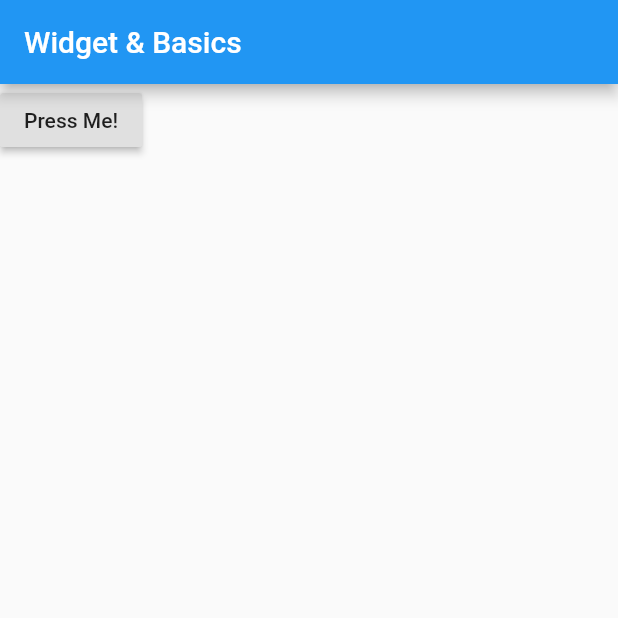
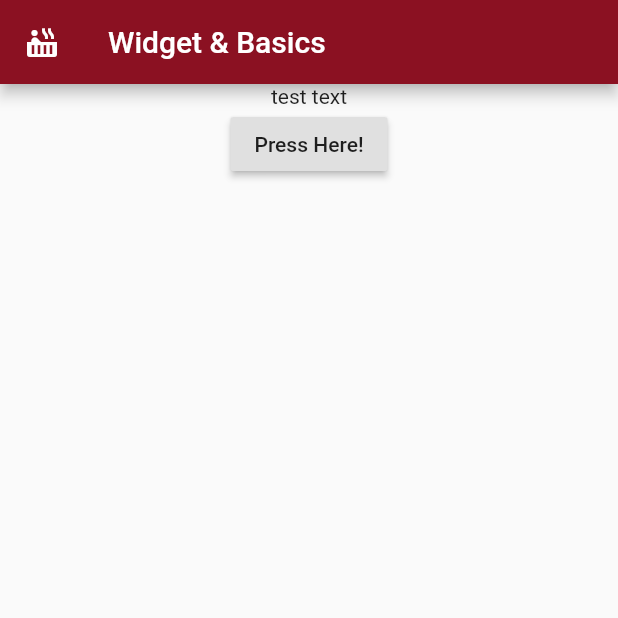
Before and after one commit to Borderlander103/assignment_1_widget_basics, a Flutter app: the screen it shows after launch, on a phone screen of 412 x 824 dp, the top half of it. Run offline on Flutter 3.47's test engine with Material 2 defaults, Android fonts, the phone set to English and light mode, and no system bars.

Commit message:
Simplify code and center widgets

```diff
--- a/lib/main.dart
+++ b/lib/main.dart
@@ -5,33 +5,33 @@ void main() => runApp(MyApp());
 class MyApp extends StatefulWidget {
   @override
   State<StatefulWidget> createState() {
-
     return _MyAppState();
   }
 }
 
 class _MyAppState extends State<MyApp> {
-
   @override
   Widget build(BuildContext context) {
     return MaterialApp(
+      title: 'Test Title',
       home: Scaffold(
         appBar: AppBar(
           title: Text('Widget & Basics'),
+          leading: Icon(Icons.hot_tub),
+          backgroundColor: Color(0xFF8B1122),
         ),
-        body: Column(
-          children: [
-            Container(
-              child: RaisedButton(
-                onPressed: () {
-                  print("[MyAppState] onPressed");
-                },
-                child: Text('Press Me!'),
-              )
-            )
-          ]
-        )
-      )
+        body: Center(
+          child: Column(
+            children: [
+              Text('test text'),
+              RaisedButton(
+                onPressed: () {},
+                child: Text('Press Here!'),
+              ),
+            ],
+          ),
+        ),
+      ),
     );
   }
 }
```
